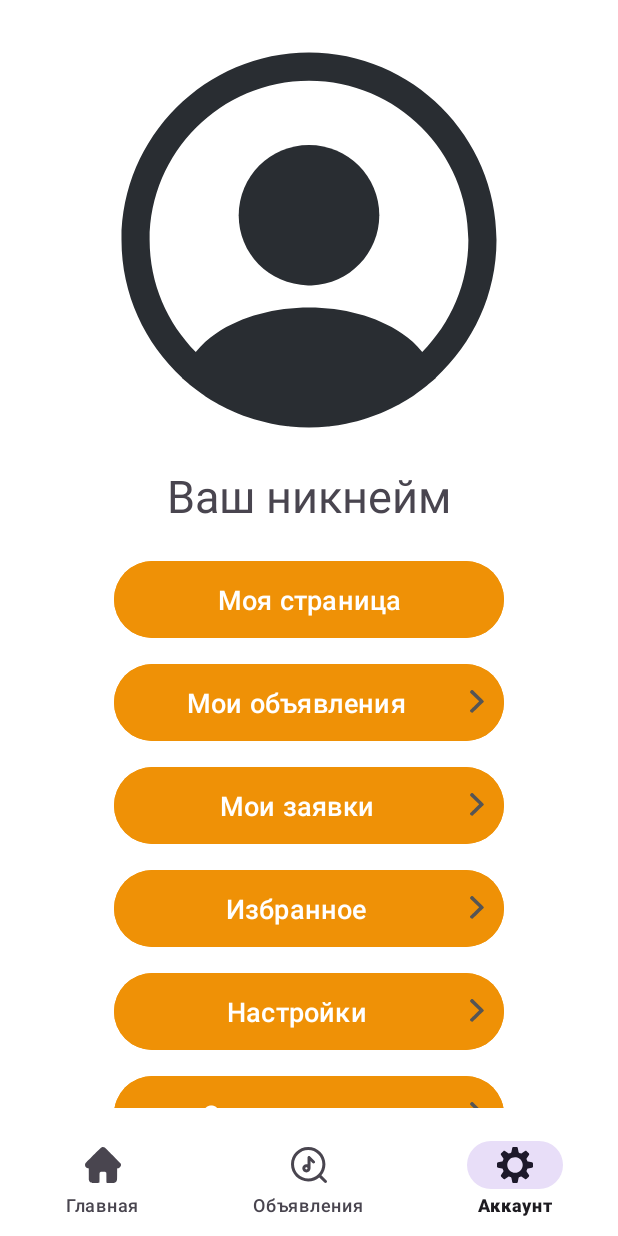
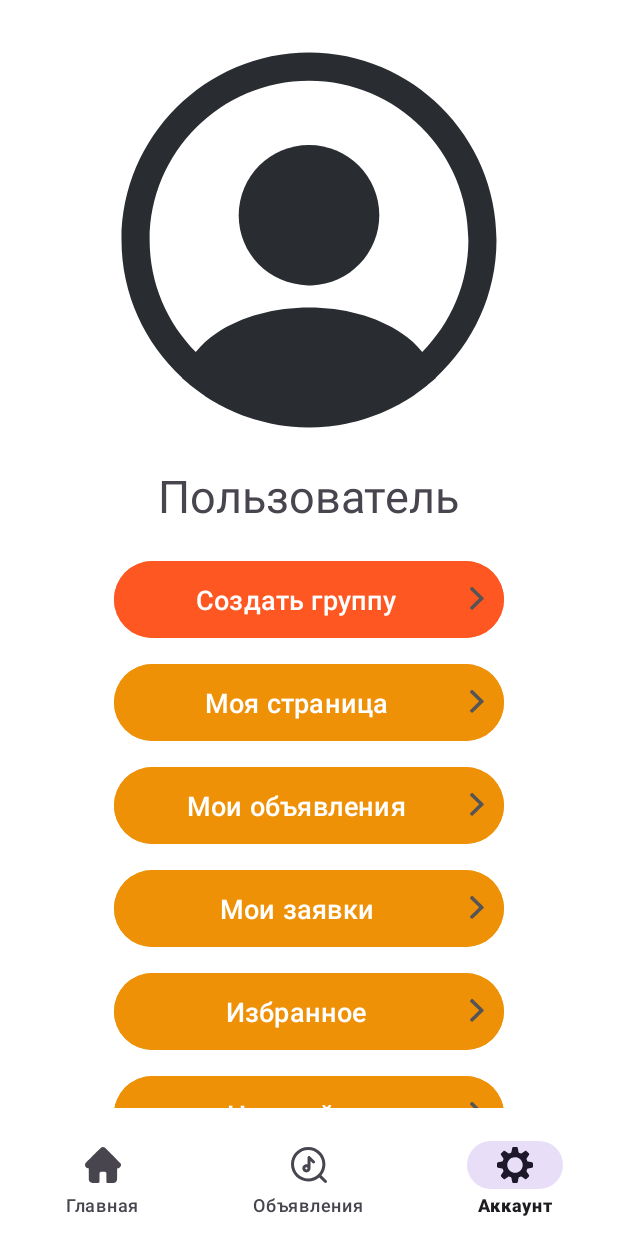
Before and after one commit to odyyyy/FindYourBand, an Android app: the screen it shows after launch once a user with an empty profile is signed in (AppActivity), item 3 of the bottom bar chosen, on a phone screen of 412 x 824 dp. Run offline under Robolectric (Android 15) with nearby library versions, the phone set to English and light mode, and no system bars; our stand-ins replace Firebase (no records; nobody signed in at launch, a user with empty details on screens opened directly), Picasso, navigation-ui; pictures from the network do not load; 1 statement that could not run was skipped.

Commit message:
add fragments and logic for creating and managing bands

```diff
--- a/app/src/main/java/com/example/findyourband/fragments/AddNewVacancyFragment.java
+++ b/app/src/main/java/com/example/findyourband/fragments/AddNewVacancyFragment.java
@@ -11,6 +11,7 @@ import androidx.fragment.app.FragmentTransaction;
 import android.view.LayoutInflater;
 import android.view.View;
 import android.view.ViewGroup;
+import android.widget.Toast;
 
 import com.example.findyourband.R;
 import com.example.findyourband.databinding.FragmentAddNewVacancyBinding;
@@ -95,4 +96,5 @@ public class AddNewVacancyFragment extends Fragment {
 
         }
     }
+
 }
--- a/app/src/main/java/com/example/findyourband/fragments/MainPageFragment.java
+++ b/app/src/main/java/com/example/findyourband/fragments/MainPageFragment.java
@@ -2,6 +2,8 @@ package com.example.findyourband.fragments;
 
 
 
+import android.content.Context;
+import android.content.SharedPreferences;
 import android.os.AsyncTask;
 import android.os.Bundle;
 import android.view.LayoutInflater;
@@ -84,7 +86,14 @@ public class MainPageFragment extends Fragment {
             @Override
             public void onDataChange(@NonNull DataSnapshot dataSnapshot) {
                 String login = dataSnapshot.child("login").getValue(String.class);
+
                 binding.profileLayout.welcomeTextView.setText("Добро пожаловать,\n" + login);
+                // Добавление логина в sharedPreferences
+
+                SharedPreferences sharedPreferences = getContext().getSharedPreferences("UserData", Context.MODE_PRIVATE);
+                SharedPreferences.Editor editor = sharedPreferences.edit();
+                editor.putString("login", login);
+                editor.apply();
             }
 
             @Override
--- a/app/src/main/java/com/example/findyourband/fragments/MyAccountSettingsFragment.java
+++ b/app/src/main/java/com/example/findyourband/fragments/MyAccountSettingsFragment.java
@@ -1,6 +1,7 @@
 package com.example.findyourband.fragments;
 
 import android.content.Intent;
+import android.content.SharedPreferences;
 import android.os.Bundle;
 
 import androidx.fragment.app.Fragment;
@@ -11,6 +12,7 @@ import android.view.View;
 import android.view.ViewGroup;
 
 import com.example.findyourband.MainActivity;
+import com.example.findyourband.ManageBandFragment;
 import com.example.findyourband.R;
 import com.example.findyourband.databinding.FragmentMyAccountSettingsBinding;
 import com.google.firebase.auth.FirebaseAuth;
@@ -26,6 +28,33 @@ public class MyAccountSettingsFragment extends Fragment {
     public View onCreateView(LayoutInflater inflater, ViewGroup container, Bundle savedInstanceState) {
         binding = FragmentMyAccountSettingsBinding.inflate(inflater, container, false);
         View view = binding.getRoot();
+
+        setUserLoginInUpperBar();
+
+
+
+        // TODO: Проверка что у пользователя уже есть группа, тогда заменяем кнопку на "Управление группой"
+        if (userBandLeader()) {
+            binding.manageBandButton.setVisibility(View.VISIBLE);
+            binding.createBandButton.setVisibility(View.GONE);
+        }
+        else{
+
+            binding.manageBandButton.setVisibility(View.GONE);
+        }
+
+        binding.manageBandButton.setOnClickListener(new View.OnClickListener() {
+
+            @Override
+            public void onClick(View v) {
+
+                ManageBandFragment fragment = new ManageBandFragment();
+                FragmentTransaction fragmentTransaction = getActivity().getSupportFragmentManager().beginTransaction();
+                fragmentTransaction.replace(R.id.nav_host_fragment_activity_app, fragment, "ManageBandFragmentTag").addToBackStack(null).commit();
+
+            }
+        });
+
 
         binding.myPageButton.setOnClickListener(new View.OnClickListener() {
             @Override
@@ -100,5 +129,16 @@ public class MyAccountSettingsFragment extends Fragment {
         return view;
     }
 
+    private boolean userBandLeader() {
+        // получение данных из бд
+        return false;
+    }
+
+    private void setUserLoginInUpperBar() {
+        SharedPreferences preferences = getActivity().getSharedPreferences("UserData", 0);
+        String login = preferences.getString("login", "Пользователь");
+        binding.userImgAndName.nicknameTextView.setText(login);
+    }
+
 
 }
--- a/app/src/main/res/layout/fragment_my_account_settings.xml
+++ b/app/src/main/res/layout/fragment_my_account_settings.xml
@@ -34,9 +34,24 @@
         android:orientation="vertical">
 
         <Button
+            android:id="@+id/manageBandButton"
+            style="@style/ButtonSettingsStyle"
+            android:backgroundTint="#FF5722"
+            android:drawableEnd="@drawable/ic_arrow_right"
+            android:drawablePadding="16dp"
+            android:text="Управление группой" />
+
+        <Button
+            android:id="@+id/createBandButton"
+            style="@style/ButtonSettingsStyle"
+            android:backgroundTint="#FF5722"
+            android:drawableEnd="@drawable/ic_arrow_right"
+            android:drawablePadding="16dp"
+            android:text="Создать группу" />
+
+        <Button
             android:id="@+id/myPageButton"
             style="@style/ButtonSettingsStyle"
-            android:drawableStart="@drawable/logo"
             android:drawableEnd="@drawable/ic_arrow_right"
             android:drawablePadding="16dp"
             android:text="Моя страница"
@@ -49,6 +64,8 @@
             android:drawableEnd="@drawable/ic_arrow_right"
             android:drawablePadding="16dp"
             android:text="Мои объявления" />
+
+
 
 <!--        <Button-->
 <!--            android:id="@+id/myMessagesButton"-->
@@ -71,12 +88,7 @@
             android:drawablePadding="16dp"
             android:text="Избранное" />
 
-<!--        <Button-->
-<!--            android:id="@+id/groupManagementButton"-->
-<!--            style="@style/ButtonSettingsStyle"-->
-<!--            android:drawableEnd="@drawable/ic_arrow_right"-->
-<!--            android:drawablePadding="16dp"-->
-<!--            android:text="Управление группой" />-->
+
 
         <Button
             android:id="@+id/settingsButtonAccount"
```
Also changed, not shown: app/src/main/java/com/example/findyourband/ManageBandFragment.java (added, +64 -0 lines), app/src/main/java/com/example/findyourband/fragments/AddBandVacancyFormFragment.java (+37 -0 lines), app/src/main/java/com/example/findyourband/fragments/AddMusicianVacancyFormFragment.java (+8 -5 lines), app/src/main/java/com/example/findyourband/fragments/CreateBandFragment.java (added, +28 -0 lines), app/src/main/java/com/example/findyourband/fragments/VacancyPageFragment.java (+9 -0 lines), app/src/main/res/layout/fragment_create_band.xml (added, +14 -0 lines), app/src/main/res/layout/fragment_manage_band.xml (added, +14 -0 lines).
